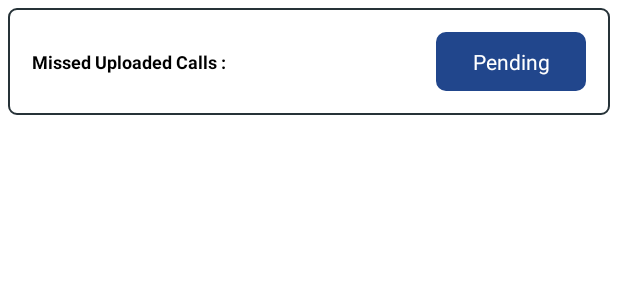
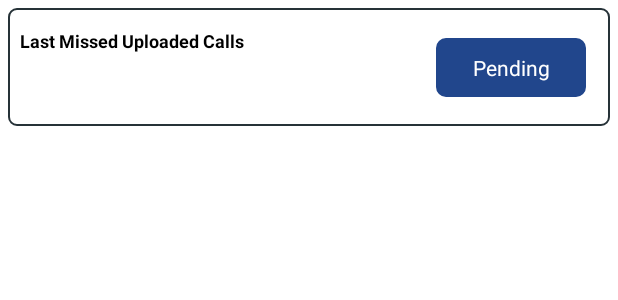
Before and after one commit to Kratos1996/CallTracker, an Android app: the layout call_uploaded_on_server_item.xml on its own in the app's theme, with its tools: preview values and no code run, on a phone screen of 412 x 824 dp. Shown: the top 300 px of the screen. Run offline under Robolectric (Android 15) with nearby library versions, the phone set to English and light mode, and no system bars.

```diff
--- a/app/src/main/AndroidManifest.xml
+++ b/app/src/main/AndroidManifest.xml
@@ -37,9 +37,15 @@
         tools:targetApi="31">
         <activity
             android:name=".ui.restricted.AddNewContact"
+            android:screenOrientation="portrait"
+            android:exported="false" />
+        <activity
+            android:name=".ui.logs.CallLogsActivity"
+            android:screenOrientation="portrait"
             android:exported="false" />
         <activity
             android:name=".ui.callupdatecenter.CallUploadCenterActivity"
+            android:screenOrientation="portrait"
             android:exported="false" />
         <activity
             android:name=".ui.restricted.RestrictedContactActivity"
--- a/app/src/main/java/com/ishant/calltracker/api/response/ContactSavedResponse.kt
+++ b/app/src/main/java/com/ishant/calltracker/api/response/ContactSavedResponse.kt
@@ -31,4 +31,4 @@ data class ContactSavedResponse(
     )
 }
 
-data class UploadContactResponse(var status: Any?=null)
+data class UploadContactResponse(var status: Int?=null)
--- a/app/src/main/java/com/ishant/calltracker/ui/callupdatecenter/UploadContactAdapter.kt
+++ b/app/src/main/java/com/ishant/calltracker/ui/callupdatecenter/UploadContactAdapter.kt
@@ -16,7 +16,8 @@ import kotlin.collections.ArrayList
 class UploadContactAdapter(
     var context: Context,
     val uploadContact: (UploadContact) -> Unit,
-    val message: (String) -> Unit
+    val message: (String) -> Unit,
+    val callLogsActivity: (String) -> Unit
 ) :
     RecyclerView.Adapter<UploadContactAdapter.UploadContactViewHolder>() {
     private var getAllUploadContact: List<UploadContact> = ArrayList()
@@ -45,6 +46,9 @@ class UploadContactAdapter(
                 message("This Call Detail is Already Saved")
             }
         }
+        holder.binding.root.setOnClickListener {
+            callLogsActivity(getAllUploadContact[position].listOfCalls)
+        }
     }
 
     override fun getItemCount(): Int {
--- a/app/src/main/res/layout/call_uploaded_on_server_item.xml
+++ b/app/src/main/res/layout/call_uploaded_on_server_item.xml
@@ -11,13 +11,13 @@
         android:id="@+id/sourceNameLableText"
         android:layout_width="wrap_content"
         android:layout_height="wrap_content"
+        android:layout_marginStart="8dp"
+        android:layout_marginTop="8dp"
         android:paddingVertical="5dp"
-        android:paddingStart="16dp"
         android:text="@string/lastMissedCalls"
         android:textColor="@color/black"
         android:textSize="12sp"
         android:textStyle="bold"
-        app:layout_constraintBottom_toBottomOf="parent"
         app:layout_constraintStart_toStartOf="parent"
         app:layout_constraintTop_toTopOf="parent"
         tools:ignore="RtlSymmetry,SmallSp" />
@@ -26,14 +26,15 @@
         android:id="@+id/sourceNameTitleText"
         android:layout_width="wrap_content"
         android:layout_height="wrap_content"
-        android:layout_marginStart="12dp"
+        android:layout_marginTop="8dp"
+        android:layout_marginBottom="8dp"
         android:paddingVertical="5dp"
         android:paddingStart="5dp"
         android:textColor="@color/black"
         android:textSize="12sp"
         app:layout_constraintBottom_toBottomOf="parent"
-        app:layout_constraintStart_toEndOf="@+id/sourceNameLableText"
-        app:layout_constraintTop_toTopOf="parent"
+        app:layout_constraintStart_toStartOf="@+id/sourceNameLableText"
+        app:layout_constraintTop_toBottomOf="@+id/sourceNameLableText"
         tools:ignore="RtlSymmetry,SmallSp" />
 
 
--- a/app/src/main/res/values/strings.xml
+++ b/app/src/main/res/values/strings.xml
@@ -44,5 +44,6 @@
     <string name="saveContact">Save Contact</string>
     <string name="name">Name</string>
     <string name="isRistrictedContact">Please Check if this is Your Restricted Contact</string>
-    <string name="lastMissedCalls">Missed Uploaded Calls :</string>
+    <string name="lastMissedCalls">Last Missed Uploaded Calls</string>
+
 </resources>
```
Also changed, not shown: app/src/main/java/com/ishant/calltracker/database/room/CallTrackerDao.kt (+4 -4 lines), app/src/main/java/com/ishant/calltracker/ui/callupdatecenter/CallUploadCenterActivity.kt (+6 -3 lines), app/src/main/java/com/ishant/calltracker/utils/ScreenNavigation.kt (+7 -0 lines).
